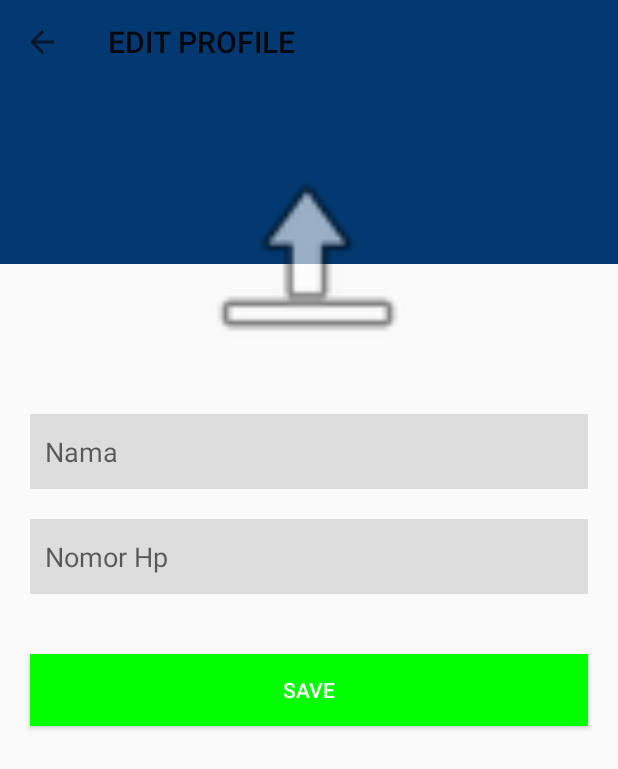
After one commit to LuthfiAbid/confiados, an Android app: the EditProfile screen opened directly, with no data from a screen before it, on a phone screen of 412 x 824 dp. The commit adds this screen. Shown: the top 769 px of the screen. Run offline under Robolectric (Android 15) with nearby library versions, the phone set to English and light mode, and no system bars; our stand-ins replace CircleImageView.

Commit message:
edit profile

```diff
--- a/app/src/main/AndroidManifest.xml
+++ b/app/src/main/AndroidManifest.xml
@@ -31,8 +31,8 @@
             </intent-filter>
         </activity>
         <activity android:name=".activity.LoginActivity"/>
-        <activity android:name=".activity.MainActivity">
-        </activity>
+        <activity android:name=".activity.MainActivity"/>
+        <activity android:name=".activity.EditProfile"/>
     </application>
 
 </manifest>
--- a/app/src/main/java/com/abid/confiados/activity/Confiados.kt
+++ b/app/src/main/java/com/abid/confiados/activity/Confiados.kt
@@ -10,7 +10,7 @@ class Confiados : AppCompatActivity() {
     override fun onCreate(savedInstanceState: Bundle?) {
         super.onCreate(savedInstanceState)
         setContentView(R.layout.confiados)
-        setSupportActionBar(toolbasConf)
+        setSupportActionBar(toolbarConf)
         supportActionBar!!.title = "CONFIADOS"
         supportActionBar!!.setDisplayHomeAsUpEnabled(true)
     }
--- /dev/null
+++ b/app/src/main/java/com/abid/confiados/activity/EditProfile.kt
@@ -0,0 +1,18 @@
+package com.abid.confiados.activity
+
+import android.os.Bundle
+import android.support.v7.app.AppCompatActivity
+import com.abid.confiados.R
+import kotlinx.android.synthetic.main.edit_profile.*
+
+class EditProfile : AppCompatActivity() {
+
+    override fun onCreate(savedInstanceState: Bundle?) {
+        super.onCreate(savedInstanceState)
+        setContentView(R.layout.edit_profile)
+        setSupportActionBar(toolbarEdit)
+        supportActionBar!!.title = "EDIT PROFILE"
+        supportActionBar!!.setDisplayHomeAsUpEnabled(true)
+
+    }
+}
--- a/app/src/main/res/layout/confiados.xml
+++ b/app/src/main/res/layout/confiados.xml
@@ -6,7 +6,7 @@
 
     <android.support.v7.widget.Toolbar
             android:layout_width="match_parent"
-            android:id="@+id/toolbasConf"
+            android:id="@+id/toolbarConf"
             android:background="#3f4d7a"
             app:titleTextColor="@android:color/white"
             android:layout_height="wrap_content"/>
--- /dev/null
+++ b/app/src/main/res/layout/edit_profile.xml
@@ -0,0 +1,91 @@
+<?xml version="1.0" encoding="utf-8"?>
+<LinearLayout xmlns:android="http://schemas.android.com/apk/res/android"
+              xmlns:app="http://schemas.android.com/apk/res-auto" xmlns:tools="http://schemas.android.com/tools"
+              android:orientation="vertical"
+              android:layout_width="match_parent"
+              android:layout_height="match_parent">
+
+    <android.support.v7.widget.Toolbar
+            android:id="@+id/toolbarEdit"
+            android:layout_width="match_parent"
+            android:background="#033970"
+            android:layout_height="wrap_content"/>
+    <android.support.constraint.ConstraintLayout
+            android:layout_width="match_parent"
+            android:layout_height="200dp">
+        <LinearLayout
+                android:background="#033970"
+                android:layout_width="match_parent"
+                android:layout_height="120dp"
+                app:layout_constraintEnd_toEndOf="parent"
+                app:layout_constraintTop_toTopOf="parent"
+                app:layout_constraintStart_toStartOf="parent"
+                android:id="@+id/linearLayout2" app:layout_constraintHorizontal_bias="0.0"
+                android:orientation="horizontal"/>
+
+        <de.hdodenhof.circleimageview.CircleImageView
+                android:layout_gravity="center"
+                android:id="@+id/img_placeholder"
+                android:layout_width="150dp"
+                android:layout_height="150dp"
+                tools:src="@mipmap/ic_launcher"
+                android:src="@android:drawable/ic_menu_upload"
+                android:layout_marginEnd="8dp" app:layout_constraintEnd_toEndOf="parent"
+                android:layout_marginStart="8dp" app:layout_constraintStart_toStartOf="parent"
+                android:layout_marginTop="8dp" app:layout_constraintTop_toTopOf="@+id/linearLayout2"
+                android:layout_marginBottom="8dp" app:layout_constraintBottom_toBottomOf="parent"
+                app:layout_constraintHorizontal_bias="0.497" app:layout_constraintVertical_bias="1.0"/>
+    </android.support.constraint.ConstraintLayout>
+
+
+    <ProgressBar
+            style="?android:attr/progressBarStyle"
+            android:layout_width="match_parent"
+            android:layout_height="wrap_content"
+            android:id="@+id/progressDownload"
+            android:visibility="gone"
+    />
+    <LinearLayout
+            android:layout_marginTop="20dp"
+            android:orientation="horizontal"
+            android:layout_marginHorizontal="20dp"
+            android:layout_width="match_parent"
+            android:layout_height="wrap_content">
+        <EditText
+                android:background="@drawable/shape_upload"
+                android:textSize="18sp"
+                android:inputType="text"
+                android:paddingHorizontal="10dp"
+                android:hint="Nama"
+                android:id="@+id/et_editnama"
+                android:layout_width="match_parent"
+                android:layout_height="50dp"/>
+    </LinearLayout>
+    <LinearLayout
+            android:layout_marginTop="20dp"
+            android:orientation="horizontal"
+            android:layout_marginHorizontal="20dp"
+            android:layout_width="match_parent"
+            android:layout_height="wrap_content">
+        <EditText
+                android:background="@drawable/shape_upload"
+                android:textSize="18sp"
+                android:inputType="date"
+                android:hint="Nomor Hp"
+                android:paddingHorizontal="10dp"
+                android:id="@+id/et_editnohp"
+                android:layout_width="match_parent"
+                android:layout_height="50dp"/>
+    </LinearLayout>
+    <Button
+            android:background="#0f0"
+            android:textColor="@android:color/white"
+            android:layout_marginVertical="40dp"
+            android:layout_marginHorizontal="20dp"
+            android:text="Save"
+            android:id="@+id/btn_save"
+            android:layout_width="match_parent"
+            android:layout_height="wrap_content"
+            android:layout_marginTop="20dp"/>
+
+</LinearLayout>
```
Also changed, not shown: 750 other files.
